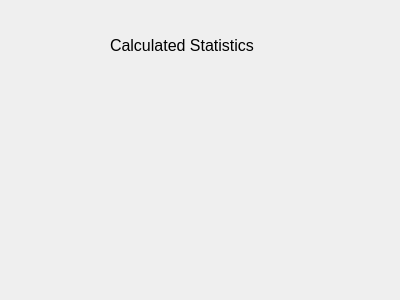
The window that MainWindow/calculatedstatistics.ui (SethMarkarian/CS205-Labs) describes before a commit, drawn with Qt 5.
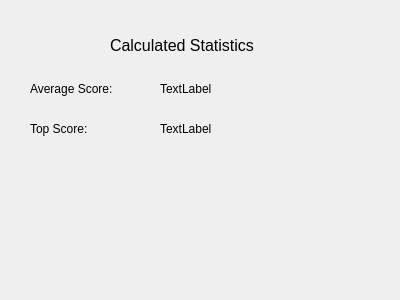
The same window after the commit.

Diff of the .ui file:
```diff
--- a/MainWindow/calculatedstatistics.ui
+++ b/MainWindow/calculatedstatistics.ui
@@ -31,6 +31,58 @@
     <string>Calculated Statistics</string>
    </property>
   </widget>
+  <widget class="QLabel" name="label_2">
+   <property name="geometry">
+    <rect>
+     <x>30</x>
+     <y>80</y>
+     <width>111</width>
+     <height>17</height>
+    </rect>
+   </property>
+   <property name="text">
+    <string>Average Score:</string>
+   </property>
+  </widget>
+  <widget class="QLabel" name="avgScore">
+   <property name="geometry">
+    <rect>
+     <x>160</x>
+     <y>80</y>
+     <width>64</width>
+     <height>17</height>
+    </rect>
+   </property>
+   <property name="text">
+    <string>TextLabel</string>
+   </property>
+  </widget>
+  <widget class="QLabel" name="label_3">
+   <property name="geometry">
+    <rect>
+     <x>30</x>
+     <y>120</y>
+     <width>111</width>
+     <height>17</height>
+    </rect>
+   </property>
+   <property name="text">
+    <string>Top Score:</string>
+   </property>
+  </widget>
+  <widget class="QLabel" name="topScore">
+   <property name="geometry">
+    <rect>
+     <x>160</x>
+     <y>120</y>
+     <width>64</width>
+     <height>17</height>
+    </rect>
+   </property>
+   <property name="text">
+    <string>TextLabel</string>
+   </property>
+  </widget>
  </widget>
  <resources/>
  <connections/>
```
